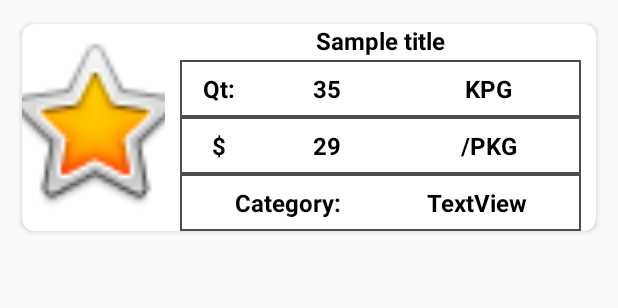
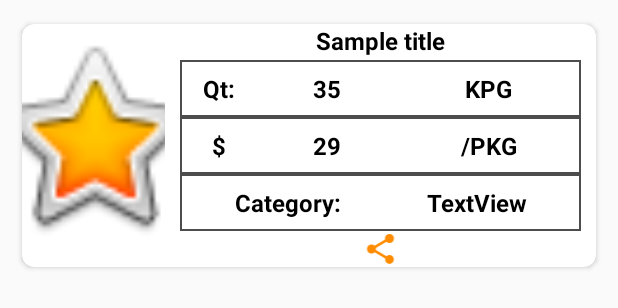
Before and after one commit to JianqinWang01/Inventory-App, an Android app: the layout searchselectlistview.xml on its own in the app's theme, with its tools: preview values and no code run, on a phone screen of 412 x 824 dp. Shown: the top 308 px of the screen. Run offline under Robolectric (Android 15) with nearby library versions, the phone set to English and light mode, and no system bars; Roboto replaces fonts that are not available here.

Commit message:
Add share intent in the search result So the product info will be shared to social media

```diff
--- /dev/null
+++ b/app/src/main/res/drawable/ic_share_black_24dp.xml
@@ -0,0 +1,5 @@
+<vector android:height="24dp" android:tint="#FF8C00"
+    android:viewportHeight="24.0" android:viewportWidth="24.0"
+    android:width="24dp" xmlns:android="http://schemas.android.com/apk/res/android">
+    <path android:fillColor="#FF000000" android:pathData="M18,16.08c-0.76,0 -1.44,0.3 -1.96,0.77L8.91,12.7c0.05,-0.23 0.09,-0.46 0.09,-0.7s-0.04,-0.47 -0.09,-0.7l7.05,-4.11c0.54,0.5 1.25,0.81 2.04,0.81 1.66,0 3,-1.34 3,-3s-1.34,-3 -3,-3 -3,1.34 -3,3c0,0.24 0.04,0.47 0.09,0.7L8.04,9.81C7.5,9.31 6.79,9 6,9c-1.66,0 -3,1.34 -3,3s1.34,3 3,3c0.79,0 1.5,-0.31 2.04,-0.81l7.12,4.16c-0.05,0.21 -0.08,0.43 -0.08,0.65 0,1.61 1.31,2.92 2.92,2.92 1.61,0 2.92,-1.31 2.92,-2.92s-1.31,-2.92 -2.92,-2.92z"/>
+</vector>
--- a/app/src/main/res/layout/searchselectlistview.xml
+++ b/app/src/main/res/layout/searchselectlistview.xml
@@ -20,7 +20,7 @@
         <ImageView
             android:id="@+id/productIamge"
             android:layout_width="200dp"
-            android:layout_height="130dp"
+            android:layout_height="150dp"
             android:layout_gravity="center_horizontal"
             android:layout_marginRight="10dp"
             android:layout_weight="1"
@@ -169,6 +169,13 @@
                     android:textStyle="bold" />
             </LinearLayout>
 
+            <ImageView
+                android:id="@+id/shareProduct"
+                android:layout_width="match_parent"
+                android:layout_height="wrap_content"
+                android:layout_weight="3"
+                app:srcCompat="@drawable/ic_share_black_24dp" />
+
         </LinearLayout>
     </LinearLayout>
 </android.support.v7.widget.CardView>
```
Also changed, not shown: app/src/main/java/com/example/wjqcau/inventory/SearchFloatList.java (+24 -1 lines).
